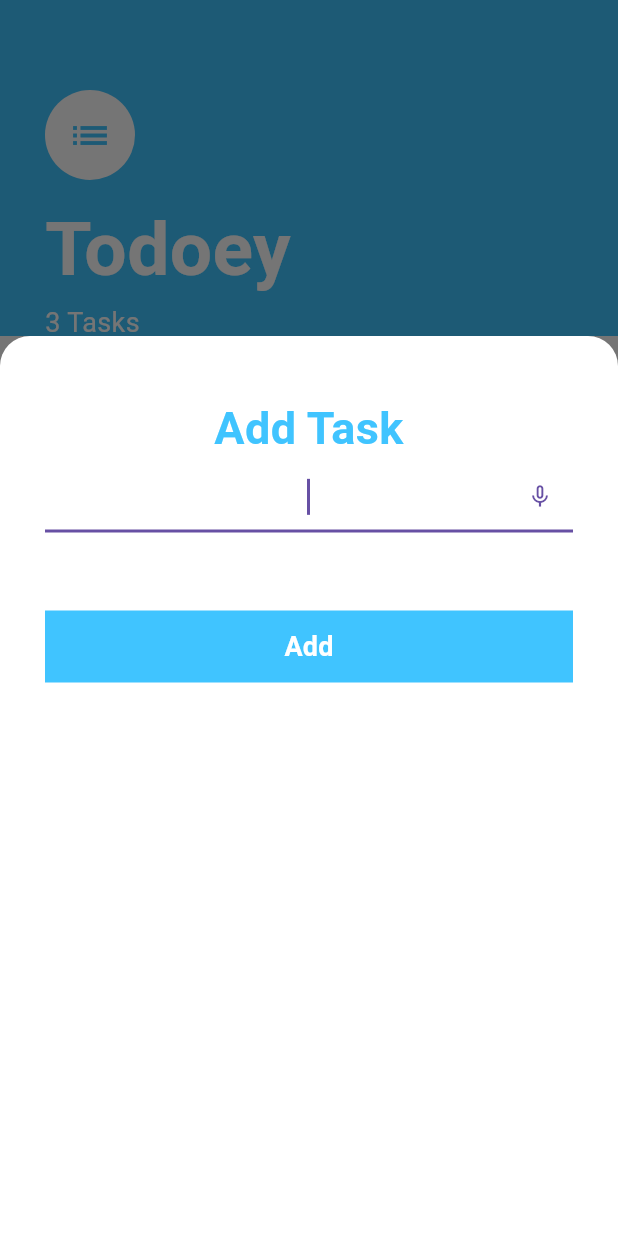
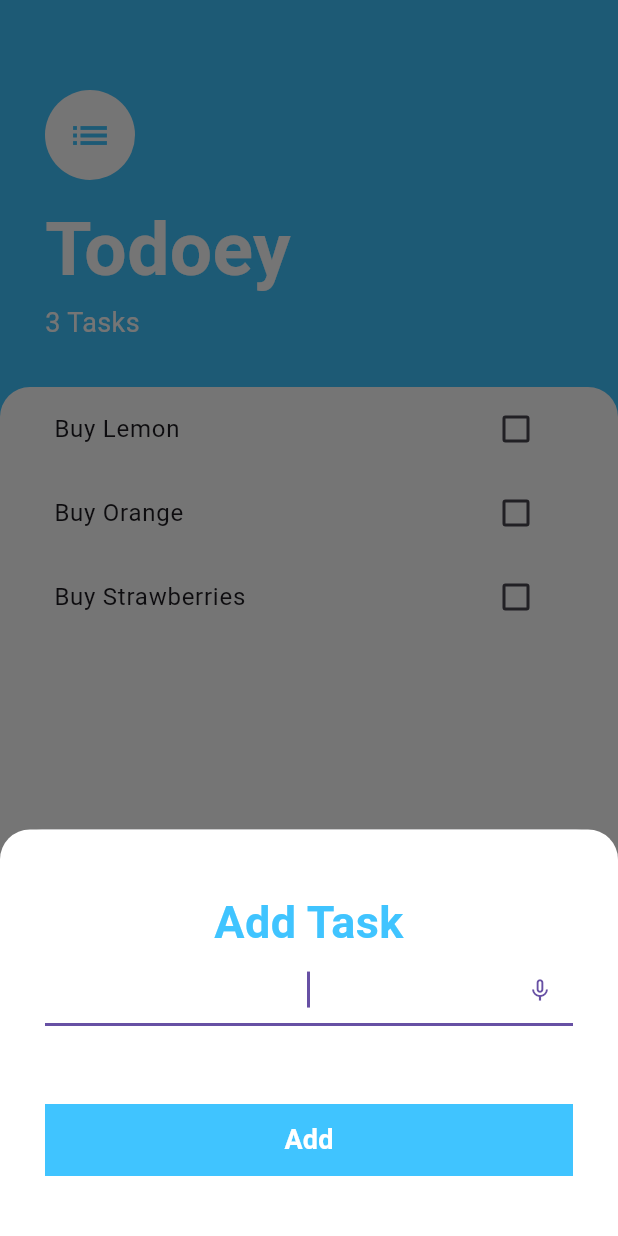
Before and after one commit to vinicius-acruz/todo_app, a Flutter app: the screen it shows after launch, after a tap on the "add" icon, on a phone screen of 412 x 824 dp. Run offline on Flutter 3.47's test engine with Material 3 defaults, Android fonts, the phone set to English and light mode, and no system bars; drawn by our look-alikes of avatar_glow; our stand-ins replace speech_to_text.

```diff
--- a/lib/screens/tasks_screen.dart
+++ b/lib/screens/tasks_screen.dart
@@ -17,7 +17,6 @@ class TasksScreen extends StatelessWidget {
             context: context,
             builder: (context) => SingleChildScrollView(
               child: Container(
-                height: 600,
                 padding: EdgeInsets.only(
                     bottom: MediaQuery.of(context).viewInsets.bottom),
                 child: AddTaskScreen(),
```
Also changed, not shown: 2 other files.
